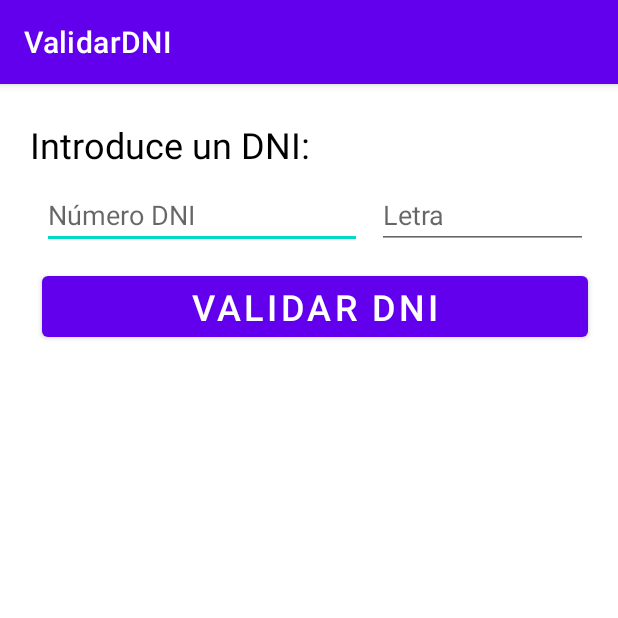
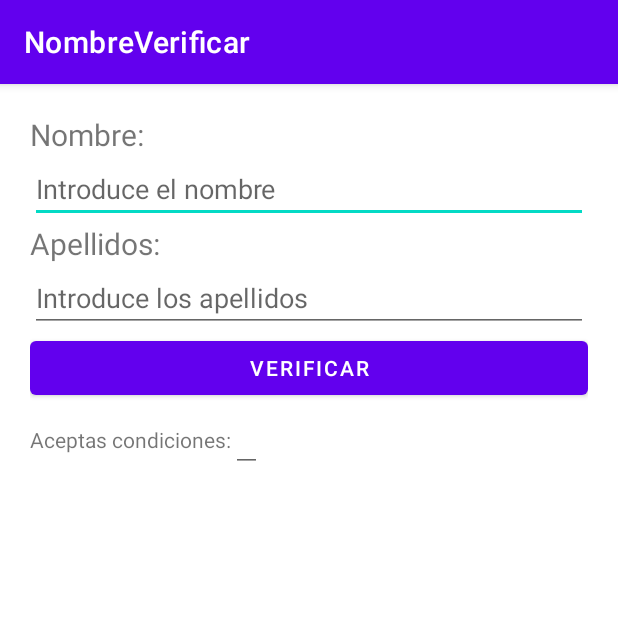
Before and after one commit to Alaynchus/PROM, an Android app: the screen it shows after launch (MainActivity), on a phone screen of 412 x 824 dp, the top half of it. Run offline under Robolectric (Android 15) with nearby library versions, the phone set to English and light mode, and no system bars; 3 statements that could not run were skipped.

Commit message:
Add files via upload

```diff
--- a/Unidad 2/Ejercicios/Tanda3/NombreVerificar/src/main/res/layout/activity_main.xml
+++ b/Unidad 2/Ejercicios/Tanda3/NombreVerificar/src/main/res/layout/activity_main.xml
@@ -1,78 +1,63 @@
 <?xml version="1.0" encoding="utf-8"?>
-<androidx.constraintlayout.widget.ConstraintLayout
-    xmlns:android="http://schemas.android.com/apk/res/android"
+<LinearLayout xmlns:android="http://schemas.android.com/apk/res/android"
     xmlns:app="http://schemas.android.com/apk/res-auto"
     xmlns:tools="http://schemas.android.com/tools"
-    android:id="@+id/constraintLayout"
     android:layout_width="match_parent"
-    android:layout_height="match_parent">
+    android:layout_height="match_parent"
+    android:orientation="vertical"
+    android:layout_margin="20dp"
+    tools:context=".MainActivity">
 
     <TextView
-        android:id="@+id/textView"
+        android:id="@+id/nombretxt"
         android:layout_width="wrap_content"
         android:layout_height="wrap_content"
-        android:layout_marginStart="20dp"
-        android:layout_marginTop="24dp"
-        android:text="@string/introduce_un_dni"
-        android:textColor="#000000"
-        android:textSize="24sp"
+        android:text="Nombre:"
+        android:textSize="20sp"
+        app:layout_constraintBottom_toBottomOf="parent"
+        app:layout_constraintEnd_toEndOf="parent"
         app:layout_constraintStart_toStartOf="parent"
         app:layout_constraintTop_toTopOf="parent" />
 
     <EditText
-        android:id="@+id/numDNItxt"
-        android:layout_width="0dp"
+        android:id="@+id/nombrelbl"
+        android:layout_width="match_parent"
         android:layout_height="wrap_content"
-        android:layout_marginStart="8dp"
-        android:layout_marginTop="8dp"
-        android:ems="10"
-        android:hint="@string/n_mero_dni"
-        android:inputType="number"
-        android:textSize="18sp"
-        app:layout_constraintStart_toStartOf="@+id/textView"
-        app:layout_constraintTop_toBottomOf="@+id/textView" />
+        android:hint="Introduce el nombre" />
+
+    <TextView
+        android:id="@+id/apellidotxt"
+        android:layout_width="wrap_content"
+        android:layout_height="wrap_content"
+        android:text="Apellidos:"
+        android:textSize="20sp" />
 
     <EditText
-        android:id="@+id/letraDNItxt"
-        android:layout_width="0dp"
+        android:id="@+id/apellidolbl"
+        android:layout_width="match_parent"
         android:layout_height="wrap_content"
-        android:layout_marginStart="10dp"
-        android:layout_marginEnd="20dp"
-        android:ems="10"
-        android:hint="@string/letra"
-        android:inputType="textPersonName"
-        android:textSize="18sp"
-        app:layout_constraintEnd_toEndOf="parent"
-        app:layout_constraintStart_toEndOf="@+id/numDNItxt"
-        app:layout_constraintTop_toTopOf="@+id/numDNItxt" />
+        android:hint="Introduce los apellidos" />
 
-    <TextView
-        android:id="@+id/result"
+    <Button
+        android:id="@+id/button"
+        android:layout_width="match_parent"
+        android:layout_height="wrap_content"
+        android:text="VERIFICAR"
+        android:onClick="listerverificarbtn"/>
+
+    <LinearLayout
         android:layout_width="wrap_content"
         android:layout_height="wrap_content"
-        android:layout_marginStart="20dp"
-        android:layout_marginTop="20dp"
-        android:layout_marginEnd="20dp"
-        android:layout_marginBottom="40dp"
-        android:textSize="24sp"
-        app:layout_constraintBottom_toBottomOf="parent"
-        app:layout_constraintEnd_toEndOf="parent"
-        app:layout_constraintHorizontal_bias="0.501"
-        app:layout_constraintStart_toStartOf="parent"
-        app:layout_constraintTop_toBottomOf="@+id/validarbtn"
-        app:layout_constraintVertical_bias="0.121" />
+        android:orientation="horizontal">
+        <TextView
+            android:id="@+id/AceptaContxt"
+            android:layout_width="wrap_content"
+            android:layout_height="wrap_content"
+            android:text="Aceptas condiciones:" />
 
-    <Button
-        android:id="@+id/validarbtn"
-        android:layout_width="0dp"
-        android:layout_height="wrap_content"
-        android:layout_marginTop="12dp"
-        android:onClick="validar"
-        android:text="@string/validar_dni"
-        android:textSize="24sp"
-        app:layout_constraintEnd_toEndOf="@+id/letraDNItxt"
-        app:layout_constraintHorizontal_bias="1.0"
-        app:layout_constraintStart_toStartOf="@+id/numDNItxt"
-        app:layout_constraintTop_toBottomOf="@+id/numDNItxt" />
-
-</androidx.constraintlayout.widget.ConstraintLayout>
+        <EditText
+            android:id="@+id/resultadolbl"
+            android:layout_width="wrap_content"
+            android:layout_height="wrap_content"/>
+    </LinearLayout>
+</LinearLayout>
--- a/Unidad 2/Ejercicios/Tanda3/NombreVerificar/src/main/res/values-night/themes.xml
+++ b/Unidad 2/Ejercicios/Tanda3/NombreVerificar/src/main/res/values-night/themes.xml
@@ -1,6 +1,6 @@
 <resources xmlns:tools="http://schemas.android.com/tools">
     <!-- Base application theme. -->
-    <style name="Theme.ValidarDNI" parent="Theme.MaterialComponents.DayNight.DarkActionBar">
+    <style name="Theme.NombreVerificar" parent="Theme.MaterialComponents.DayNight.DarkActionBar">
         <!-- Primary brand color. -->
         <item name="colorPrimary">@color/purple_200</item>
         <item name="colorPrimaryVariant">@color/purple_700</item>
--- a/Unidad 2/Ejercicios/Tanda3/NombreVerificar/src/main/res/values/strings.xml
+++ b/Unidad 2/Ejercicios/Tanda3/NombreVerificar/src/main/res/values/strings.xml
@@ -1,7 +1,3 @@
 <resources>
-    <string name="app_name">ValidarDNI</string>
-    <string name="introduce_un_dni">Introduce un DNI:</string>
-    <string name="n_mero_dni">Número DNI</string>
-    <string name="letra">Letra</string>
-    <string name="validar_dni">VALIDAR DNI</string>
+    <string name="app_name">NombreVerificar</string>
 </resources>
--- a/Unidad 2/Ejercicios/Tanda3/NombreVerificar/src/main/res/values/themes.xml
+++ b/Unidad 2/Ejercicios/Tanda3/NombreVerificar/src/main/res/values/themes.xml
@@ -1,6 +1,6 @@
 <resources xmlns:tools="http://schemas.android.com/tools">
     <!-- Base application theme. -->
-    <style name="Theme.ValidarDNI" parent="Theme.MaterialComponents.DayNight.DarkActionBar">
+    <style name="Theme.NombreVerificar" parent="Theme.MaterialComponents.DayNight.DarkActionBar">
         <!-- Primary brand color. -->
         <item name="colorPrimary">@color/purple_500</item>
         <item name="colorPrimaryVariant">@color/purple_700</item>
```
Also changed, not shown: Unidad 2/Ejercicios/Tanda3/NombreVerificar/src/main/AndroidManifest.xml (+8 -1 lines), Unidad 2/Ejercicios/Tanda3/NombreVerificar/src/main/java/com/example/nombreverificar/AceptarActivity.java (added, +48 -0 lines), Unidad 2/Ejercicios/Tanda3/NombreVerificar/src/main/java/com/example/nombreverificar/MainActivity.java (added, +51 -0 lines), Unidad 2/Ejercicios/Tanda3/NombreVerificar/src/main/res/layout/activity_aceptar_condiciones.xml (added, +28 -0 lines), 3 other files.
